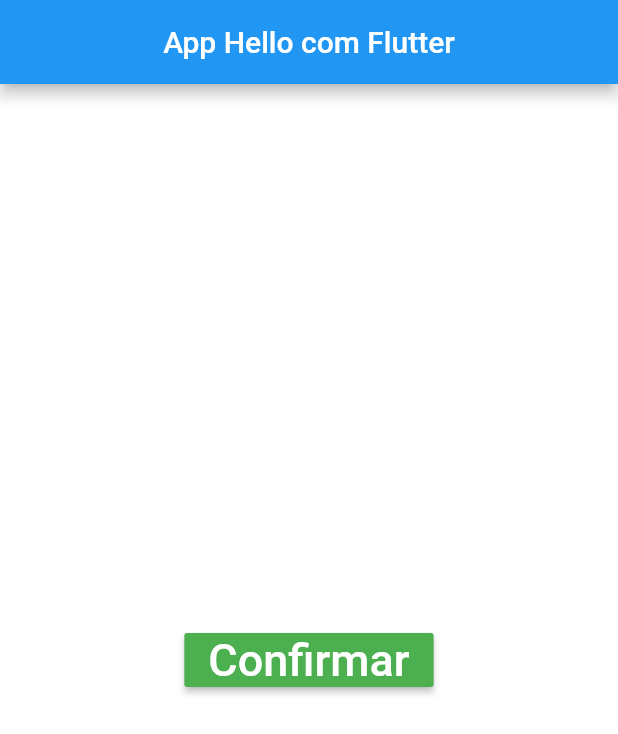
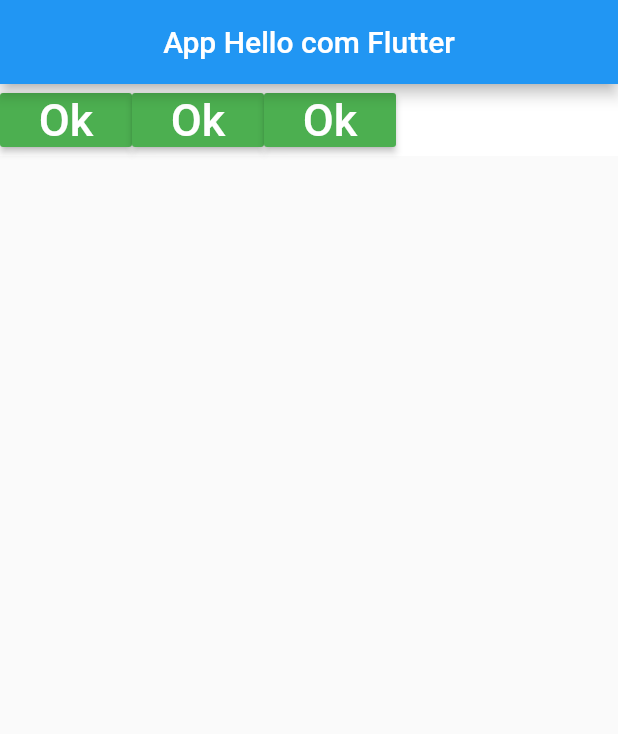
Before and after one commit to IsabellyCunha/aula5Flutter, a Flutter app: the screen it shows after launch, on a phone screen of 412 x 824 dp. Shown: the top 734 px of the screen. Run offline on Flutter 3.47's test engine with Material 2 defaults, Android fonts, the phone set to English and light mode, and no system bars.

Commit message:
botões alinhados com row

```diff
--- a/lib/main.dart
+++ b/lib/main.dart
@@ -24,8 +24,12 @@
   _body() {
     return Container(
       color: Colors.white,
-      child: Center(
-        child: _button(),
+      child: Row(
+        children: <Widget>[
+          _button(),
+          _button(),
+          _button(),
+        ],
       ),
     );
   }
@@ -39,7 +43,7 @@
       //},
       onPressed: onClick,
       child: Text(
-        "Confirmar",
+        "Ok",
         style: TextStyle(
           color: Colors.white,
           fontSize: 30,
```
